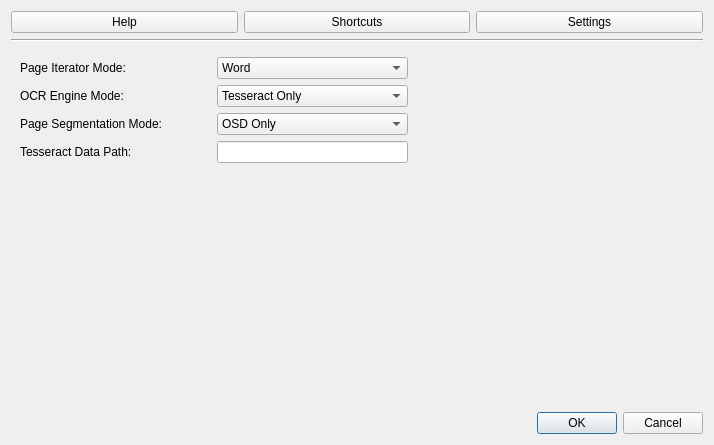
Before: the Qt Designer form forms/options.ui in WTS012201/Text-Extraction-Tool, drawn with Qt 5.
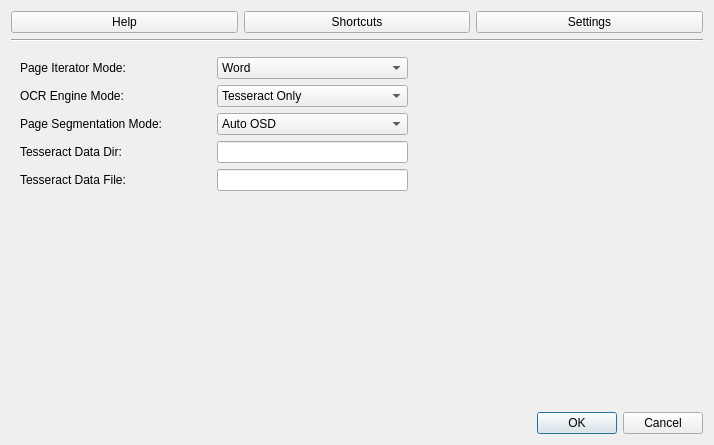
After: the same form once the commit is applied.

Patch:
```diff
--- a/forms/options.ui
+++ b/forms/options.ui
@@ -170,11 +170,6 @@
            </item>
            <item>
             <widget class="QComboBox" name="pageSegMode">
-             <item>
-              <property name="text">
-               <string>OSD Only</string>
-              </property>
-             </item>
              <item>
               <property name="text">
                <string>Auto OSD</string>
@@ -247,7 +242,7 @@
            <item>
             <widget class="QLabel" name="label_3">
              <property name="text">
-              <string>Tesseract Data Path: </string>
+              <string>Tesseract Data Dir: </string>
              </property>
             </widget>
            </item>
@@ -269,6 +264,33 @@
            </item>
           </layout>
          </item>
+         <item>
+          <layout class="QHBoxLayout" name="horizontalLayout_8" stretch="2,2,3">
+           <item>
+            <widget class="QLabel" name="label_6">
+             <property name="text">
+              <string>Tesseract Data File:</string>
+             </property>
+            </widget>
+           </item>
+           <item>
+            <widget class="QLineEdit" name="dataFile"/>
+           </item>
+           <item>
+            <spacer name="horizontalSpacer_5">
+             <property name="orientation">
+              <enum>Qt::Horizontal</enum>
+             </property>
+             <property name="sizeHint" stdset="0">
+              <size>
+               <width>40</width>
+               <height>20</height>
+              </size>
+             </property>
+            </spacer>
+           </item>
+          </layout>
+         </item>
          <item>
           <spacer name="verticalSpacer_2">
            <property name="orientation">
@@ -277,7 +299,7 @@
            <property name="sizeHint" stdset="0">
             <size>
              <width>20</width>
-             <height>199</height>
+             <height>166</height>
             </size>
            </property>
           </spacer>
```
Left out of the diff: 2 changed lines with no effect on the pictures.
